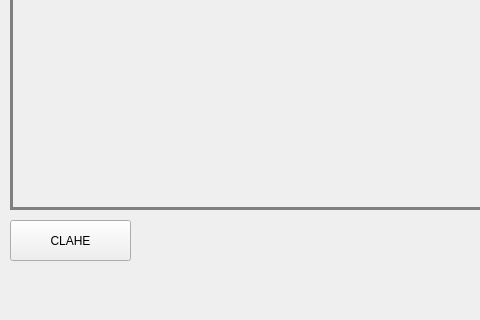
This is COMPUTER_VISION/COMPUTER_VISION.ui in goobncl/COMPUTER_VISION as Qt 5 draws it before an edit; both pictures show x 0 to 480 and y 280 to 600 of the 661 by 600 pixel window. The edited form follows.
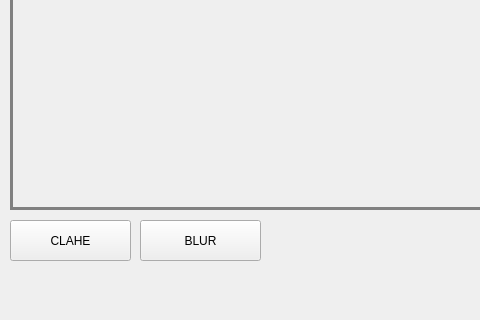
This is the edited form.

What changed in the file:
```diff
--- a/COMPUTER_VISION/COMPUTER_VISION.ui
+++ b/COMPUTER_VISION/COMPUTER_VISION.ui
@@ -61,6 +61,19 @@
      <string>CLAHE</string>
     </property>
    </widget>
+   <widget class="QPushButton" name="blurBtn">
+    <property name="geometry">
+     <rect>
+      <x>140</x>
+      <y>500</y>
+      <width>121</width>
+      <height>41</height>
+     </rect>
+    </property>
+    <property name="text">
+     <string>BLUR</string>
+    </property>
+   </widget>
   </widget>
  </widget>
  <layoutdefault spacing="6" margin="11"/>
```
